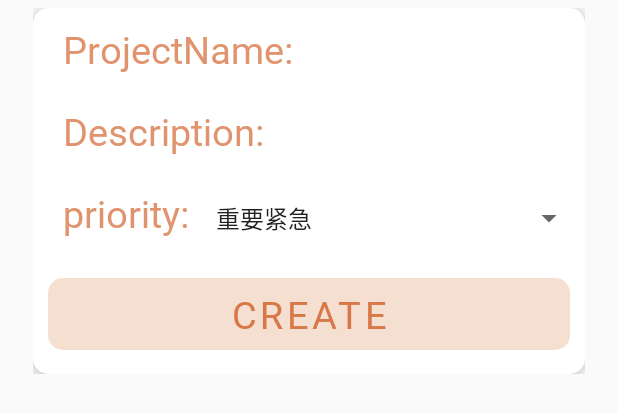
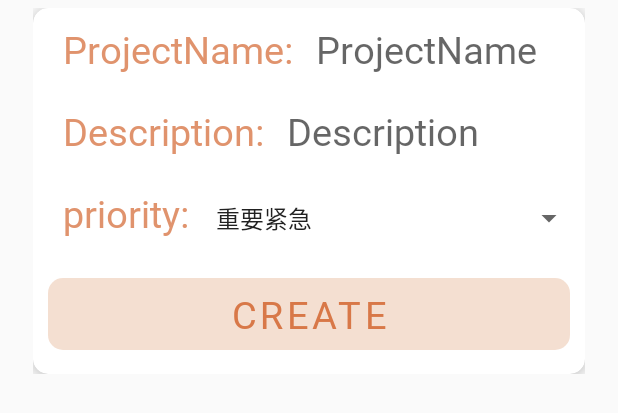
Before and after one commit to CoderWDD/TeamCooperation, an Android app: the layout activity_page_add_project.xml on its own in the app's theme, with its tools: preview values and no code run, on a phone screen of 412 x 824 dp. Shown: the top 413 px of the screen. Run offline under Robolectric (Android 15) with nearby library versions, the phone set to English and light mode, and no system bars.

Commit message:
all done

```diff
--- a/app/src/main/res/layout/activity_floating_action_button_choose.xml
+++ b/app/src/main/res/layout/activity_floating_action_button_choose.xml
@@ -30,7 +30,7 @@
                 android:layout_height="60dp"
                 android:layout_marginHorizontal="10dp"
                 android:fontFamily="@font/no236"
-                android:onClick="@{floatingActionButtonHandler.onAddProjectClicked}"
+                android:onClick="@{floatingActionButtonHandler::onAddProjectClicked}"
                 android:stateListAnimator="@null"
                 android:text="@string/project_add_new"
                 android:textColor="@color/orange_brown"
@@ -43,7 +43,7 @@
                 android:layout_height="60dp"
                 android:layout_marginHorizontal="10dp"
                 android:fontFamily="@font/no236"
-                android:onClick="@{floatingActionButtonHandler.onJoinToProjectClicked}"
+                android:onClick="@{floatingActionButtonHandler::onJoinToProjectClicked}"
                 android:stateListAnimator="@null"
                 android:text="@string/project_Join_into_project"
                 android:textColor="@color/orange_brown"
--- a/app/src/main/res/layout/activity_login_page.xml
+++ b/app/src/main/res/layout/activity_login_page.xml
@@ -104,7 +104,7 @@
                     android:fontFamily="@font/no236"
                     android:stateListAnimator="@null"
                     android:text="@string/login"
-                    android:onClick="@{LoginPageEventHandler.onLoginClicked}"
+                    android:onClick="@{LoginPageEventHandler::onLoginClicked}"
                     android:textColor="@color/orange_brown"
                     android:textSize="25sp"
                     app:backgroundTint="@color/button_login_background_3C"
@@ -119,7 +119,7 @@
                     android:fontFamily="@font/no236"
                     android:stateListAnimator="@null"
                     android:text="@string/sign_up"
-                    android:onClick="@{LoginPageEventHandler.onSignUpClicked}"
+                    android:onClick="@{LoginPageEventHandler::onSignUpClicked}"
                     android:textColor="@color/orange_brown"
                     android:textSize="25sp"
                     app:cornerRadius="10dp" />
--- a/app/src/main/res/layout/activity_page_add_project.xml
+++ b/app/src/main/res/layout/activity_page_add_project.xml
@@ -35,14 +35,14 @@
                 <androidx.appcompat.widget.LinearLayoutCompat
                     android:layout_width="match_parent"
                     android:layout_height="wrap_content"
-                    android:layout_marginLeft="20dp"
+                    android:layout_marginStart="20dp"
                     android:layout_marginTop="10dp"
                     android:orientation="horizontal">
 
                     <TextView
                         android:layout_width="wrap_content"
                         android:layout_height="wrap_content"
-                        android:layout_marginRight="10dp"
+                        android:layout_marginEnd="10dp"
                         android:fontFamily="@font/no236"
                         android:text="@string/projects_project_name"
                         android:textColor="@color/orange_brown_item"
@@ -51,12 +51,15 @@
                     <EditText
                         android:layout_width="match_parent"
                         android:layout_height="wrap_content"
-                        android:layout_marginLeft="5dp"
-                        android:layout_marginRight="10dp"
+                        android:layout_marginStart="5dp"
+                        android:layout_marginEnd="10dp"
                         android:background="@null"
                         android:fontFamily="@font/no236"
                         android:maxLength="30"
                         android:maxLines="1"
+                        android:importantForAutofill="no"
+                        android:inputType="text"
+                        android:hint="@string/projects_project_name_1"
                         android:text="@={EventHandler.projectName}"
                         android:textColor="@color/orange_brown"
                         android:textSize="25sp" />
@@ -66,14 +69,14 @@
                 <androidx.appcompat.widget.LinearLayoutCompat
                     android:layout_width="match_parent"
                     android:layout_height="wrap_content"
-                    android:layout_marginLeft="20dp"
+                    android:layout_marginStart="20dp"
                     android:layout_marginTop="20dp"
                     android:orientation="horizontal">
 
                     <TextView
                         android:layout_width="wrap_content"
                         android:layout_height="wrap_content"
-                        android:layout_marginRight="10dp"
+                        android:layout_marginEnd="10dp"
                         android:fontFamily="@font/no236"
                         android:text="@string/description"
                         android:textColor="@color/orange_brown_item"
@@ -82,12 +85,14 @@
                     <EditText
                         android:layout_width="match_parent"
                         android:layout_height="wrap_content"
-                        android:layout_marginLeft="5dp"
-                        android:layout_marginRight="10dp"
+                        android:layout_marginStart="5dp"
+                        android:layout_marginEnd="10dp"
                         android:background="@null"
                         android:ellipsize="end"
+                        android:importantForAutofill="no"
+                        android:hint="@string/description_1"
                         android:fontFamily="@font/no236"
-                        android:inputType="textMultiLine"
+                        android:inputType="text"
                         android:maxLines="1"
                         android:text="@={EventHandler.description}"
                         android:textColor="@color/orange_brown"
@@ -98,14 +103,14 @@
                 <androidx.appcompat.widget.LinearLayoutCompat
                     android:layout_width="match_parent"
                     android:layout_height="wrap_content"
-                    android:layout_marginLeft="20dp"
+                    android:layout_marginStart="20dp"
                     android:layout_marginTop="20dp"
                     android:orientation="horizontal">
 
                     <TextView
                         android:layout_width="wrap_content"
                         android:layout_height="wrap_content"
-                        android:layout_marginRight="10dp"
+                        android:layout_marginEnd="10dp"
                         android:fontFamily="@font/no236"
                         android:text="@string/priority"
                         android:textColor="@color/orange_brown_item"
@@ -128,7 +133,7 @@
                     android:layout_marginTop="20dp"
                     android:layout_marginBottom="10dp"
                     android:fontFamily="@font/no236"
-                    android:onClick="@{EventHandler.onCreateProjectClicked}"
+                    android:onClick="@{EventHandler::onCreateProjectClicked}"
                     android:stateListAnimator="@null"
                     android:text="@string/project_create"
                     android:textColor="@color/orange_brown"
--- a/app/src/main/res/layout/activity_page_change_user_password.xml
+++ b/app/src/main/res/layout/activity_page_change_user_password.xml
@@ -64,7 +64,7 @@
                     android:layout_marginHorizontal="10dp"
                     android:layout_marginBottom="10dp"
                     android:fontFamily="@font/no236"
-                    android:onClick="@{EventHandler.onChangePasswordClick}"
+                    android:onClick="@{EventHandler::onChangePasswordClick}"
                     android:stateListAnimator="@null"
                     android:text="@string/user_change_password_confirm"
                     android:textColor="@color/orange_brown"
--- a/app/src/main/res/layout/activity_page_join_project.xml
+++ b/app/src/main/res/layout/activity_page_join_project.xml
@@ -64,7 +64,7 @@
                     android:layout_marginHorizontal="10dp"
                     android:layout_marginBottom="10dp"
                     android:fontFamily="@font/no236"
-                    android:onClick="@{EventHandler.onJoinProjectClick}"
+                    android:onClick="@{EventHandler::onJoinProjectClick}"
                     android:stateListAnimator="@null"
                     android:text="@string/project_Join_into"
                     android:textColor="@color/orange_brown"
--- a/app/src/main/res/layout/activity_page_modify_user_info.xml
+++ b/app/src/main/res/layout/activity_page_modify_user_info.xml
@@ -283,7 +283,7 @@
                     android:layout_marginBottom="10dp"
                     android:fontFamily="@font/no236"
                     android:stateListAnimator="@null"
-                    android:onClick="@{EventHandler.onChangePasswordClick}"
+                    android:onClick="@{EventHandler::onChangePasswordClick}"
                     android:text="@string/user_change_password"
                     android:textColor="@color/orange_brown"
                     android:textSize="25sp"
--- a/app/src/main/res/layout/activity_sign_up_page.xml
+++ b/app/src/main/res/layout/activity_sign_up_page.xml
@@ -216,7 +216,7 @@
                     android:layout_height="60dp"
                     android:layout_marginHorizontal="10dp"
                     android:fontFamily="@font/no236"
-                    android:onClick="@{SignUpPageEventHandler.onSignUpClicked}"
+                    android:onClick="@{SignUpPageEventHandler::onSignUpClicked}"
                     android:stateListAnimator="@null"
                     android:text="@string/sign_up"
                     android:textColor="@color/orange_brown"
--- a/app/src/main/res/layout/activity_splash_page.xml
+++ b/app/src/main/res/layout/activity_splash_page.xml
@@ -62,7 +62,7 @@
                 android:layout_marginBottom="90dp"
                 android:background="@null"
                 android:fontFamily="@font/no236"
-                android:onClick="@{PageSplashEventHandler.onSkipClicked}"
+                android:onClick="@{PageSplashEventHandler::onSkipClicked}"
                 android:text="@string/welcome_skip"
                 android:textAllCaps="false"
                 android:textColor="@color/orange_brown"
--- a/app/src/main/res/layout/fragment_page_profile.xml
+++ b/app/src/main/res/layout/fragment_page_profile.xml
@@ -64,7 +64,7 @@
                     android:layout_width="75dp"
                     android:layout_height="75dp"
                     android:scaleType="fitXY"
-                    android:onClick="@{ProfileEventHandler.onAvatarButtonClicked}"
+                    android:onClick="@{ProfileEventHandler::onAvatarButtonClicked}"
                     android:src="@mipmap/default_avatar"
                     app:shapeAppearanceOverlay="@style/circleImageStyle"/>
 
@@ -134,7 +134,7 @@
                         android:layout_height="wrap_content"
                         android:text="@string/profile_modify_info"
                         android:background="@drawable/button_profile_background"
-                        android:onClick="@{ProfileEventHandler.onModifyInfoClicked}"
+                        android:onClick="@{ProfileEventHandler::onModifyInfoClicked}"
                         android:fontFamily="@font/no236"
                         android:textColor="@color/orange_brown"
                         android:layout_marginTop="12dp"
@@ -145,7 +145,7 @@
                         android:layout_height="wrap_content"
                         android:text="@string/profile_logout"
                         android:background="@drawable/button_profile_background"
-                        android:onClick="@{ProfileEventHandler.onLogoutClicked}"
+                        android:onClick="@{ProfileEventHandler::onLogoutClicked}"
                         android:fontFamily="@font/no236"
                         android:layout_marginTop="15dp"
                         android:textColor="@color/orange_brown"
--- a/app/src/main/res/layout/fragment_page_projects.xml
+++ b/app/src/main/res/layout/fragment_page_projects.xml
@@ -114,7 +114,7 @@
             android:layout_marginBottom="10dp"
             android:clickable="true"
             android:contentDescription="@string/projects_button_plus"
-            android:onClick="@{ProjectsEventHandler.onFloatingActionButtonClicked}"
+            android:onClick="@{ProjectsEventHandler::onFloatingActionButtonClicked}"
             android:src="@drawable/floating_action_button_background"
             app:elevation="20dp"
             app:layout_constraintBottom_toBottomOf="parent"
--- a/app/src/main/res/values/strings.xml
+++ b/app/src/main/res/values/strings.xml
@@ -50,6 +50,7 @@
     <!-- Strings related to projects -->
     <string name="projects_to_do_label">Projects To Do!</string>
     <string name="projects_project_name">ProjectName: </string>
+    <string name="projects_project_name_1">ProjectName</string>
     <string name="projects_project_time">ProjectTime: </string>
     <string name="projects_invitation_code">InvitationCode: </string>
     <string name="projects_button_plus">Add a new projects!</string>
```
Also changed, not shown: app/src/main/java/com/example/cooperation/viewmodel/RecyclerViewProjectsViewModel.java (+9 -13 lines).
